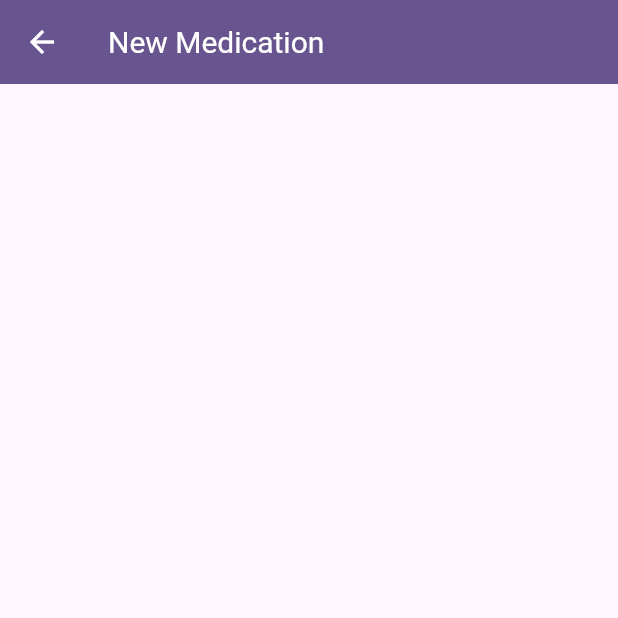
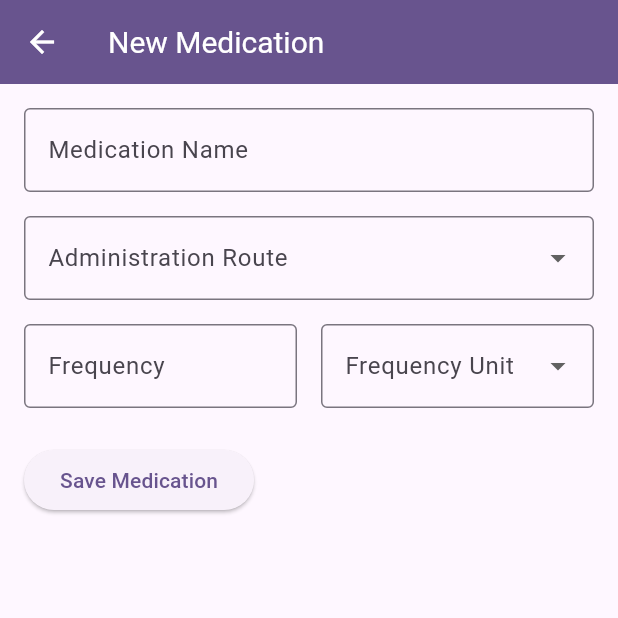
Before and after one commit to Devanand-Sharma/medication-dispenser, a Flutter app: the NewMedicationScreen screen opened by its route, on a phone screen of 412 x 824 dp, the top half of it. Run offline on Flutter 3.47's test engine with Material 3 defaults, Android fonts, the light colour scheme and no system bars; our stand-ins replace calendar_view, gap, table_calendar.

Commit message:
Create custom medication page

```diff
--- a/lib/screens/new_medication.dart
+++ b/lib/screens/new_medication.dart
@@ -1,8 +1,19 @@
 import 'package:flutter/material.dart';
 
-class NewMedicationScreen extends StatelessWidget {
+class NewMedicationScreen extends StatefulWidget {
   static const String routeName = '/new-medication';
   const NewMedicationScreen({super.key});
+
+  @override
+  NewMedicationScreenState createState() => NewMedicationScreenState();
+}
+
+class NewMedicationScreenState extends State<NewMedicationScreen> {
+  final _formKey = GlobalKey<FormState>();
+  String? _medicationName;
+  String? _administrationRoute;
+  int? _frequency;
+  String? _frequencyUnit;
 
   @override
   Widget build(BuildContext context) {
@@ -12,6 +23,117 @@ class NewMedicationScreen extends StatelessWidget {
         foregroundColor: Theme.of(context).colorScheme.onPrimary,
         backgroundColor: Theme.of(context).colorScheme.primary,
       ),
+      body: Form(
+        key: _formKey,
+        child: SingleChildScrollView(
+          padding: const EdgeInsets.all(16.0),
+          child: Column(
+            crossAxisAlignment: CrossAxisAlignment.start,
+            children: [
+              TextFormField(
+                decoration: const InputDecoration(
+                  labelText: 'Medication Name',
+                  border: OutlineInputBorder(),
+                ),
+                style: const TextStyle(color: Colors.black),
+                validator: (value) {
+                  if (value == null || value.isEmpty) {
+                    return 'Please enter a medication name';
+                  }
+                  return null;
+                },
+                onSaved: (value) => _medicationName = value,
+              ),
+              const SizedBox(height: 16),
+              DropdownButtonFormField<String>(
+                decoration: const InputDecoration(
+                  labelText: 'Administration Route',
+                  border: OutlineInputBorder(),
+                ),
+                style: const TextStyle(color: Colors.black),
+                items: ['Oral', 'Anal', 'Injection']
+                    .map((String value) => DropdownMenuItem<String>(
+                          value: value,
+                          child: Text(value),
+                        ))
+                    .toList(),
+                validator: (value) {
+                  if (value == null || value.isEmpty) {
+                    return 'Please select an administration route';
+                  }
+                  return null;
+                },
+                onChanged: (value) => setState(() => _administrationRoute = value),
+              ),
+              const SizedBox(height: 16),
+              Row(
+                children: [
+                  Expanded(
+                    child: TextFormField(
+                      decoration: const InputDecoration(
+                        labelText: 'Frequency',
+                        border: OutlineInputBorder(),
+                      ),
+                      style: const TextStyle(color: Colors.black),
+                      keyboardType: TextInputType.number,
+                      validator: (value) {
+                        if (value == null || value.isEmpty) {
+                          return 'Please enter a frequency';
+                        }
+                        if (int.tryParse(value) == null) {
+                          return 'Please enter a valid number';
+                        }
+                        return null;
+                      },
+                      onSaved: (value) => _frequency = int.tryParse(value!),
+                    ),
+                  ),
+                  const SizedBox(width: 16),
+                  Expanded(
+                    child: DropdownButtonFormField<String>(
+                      decoration: const InputDecoration(
+                        labelText: 'Frequency Unit',
+                        border: OutlineInputBorder(),
+                      ),
+                      style: const TextStyle(color: Colors.black),
+                      items: ['Hourly', 'Daily', 'Weekly']
+                          .map((String value) => DropdownMenuItem<String>(
+                                value: value,
+                                child: Text(value),
+                              ))
+                          .toList(),
+                      validator: (value) {
+                        if (value == null || value.isEmpty) {
+                          return 'Please select a frequency unit';
+                        }
+                        return null;
+                      },
+                      onChanged: (value) => setState(() => _frequencyUnit = value),
+                    ),
+                  ),
+                ],
+              ),
+              const SizedBox(height: 24),
+              ElevatedButton(
+                onPressed: () {
+                  if (_formKey.currentState!.validate()) {
+                    _formKey.currentState!.save();
+                    // Handle form submission here
+                    // Using print statements for now to show data format.
+                    print('Medication Name: $_medicationName');
+                    print('Administration Route: $_administrationRoute');
+                    print('Frequency: $_frequency $_frequencyUnit');
+                    // If the submission is successful, we'll close the screen
+                    // and go back to the medication page showing the added medication (once the DB is implemented).
+                    Navigator.of(context).pop();
+                  }
+                },
+                child: const Text('Save Medication'),
+              ),
+            ],
+          ),
+        ),
+      ),
     );
   }
 }
```
